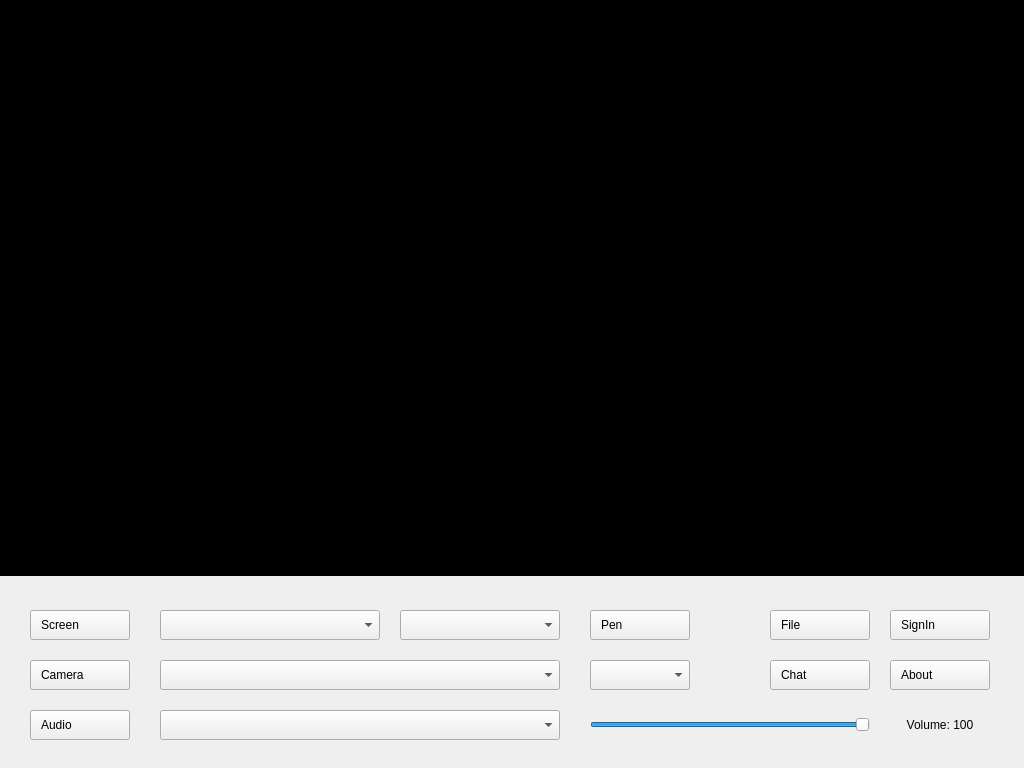
The window that src/TeacherServer/mainwindow.ui (zty199/NetworkClassroom_LAN) describes before a commit, drawn with Qt 5.
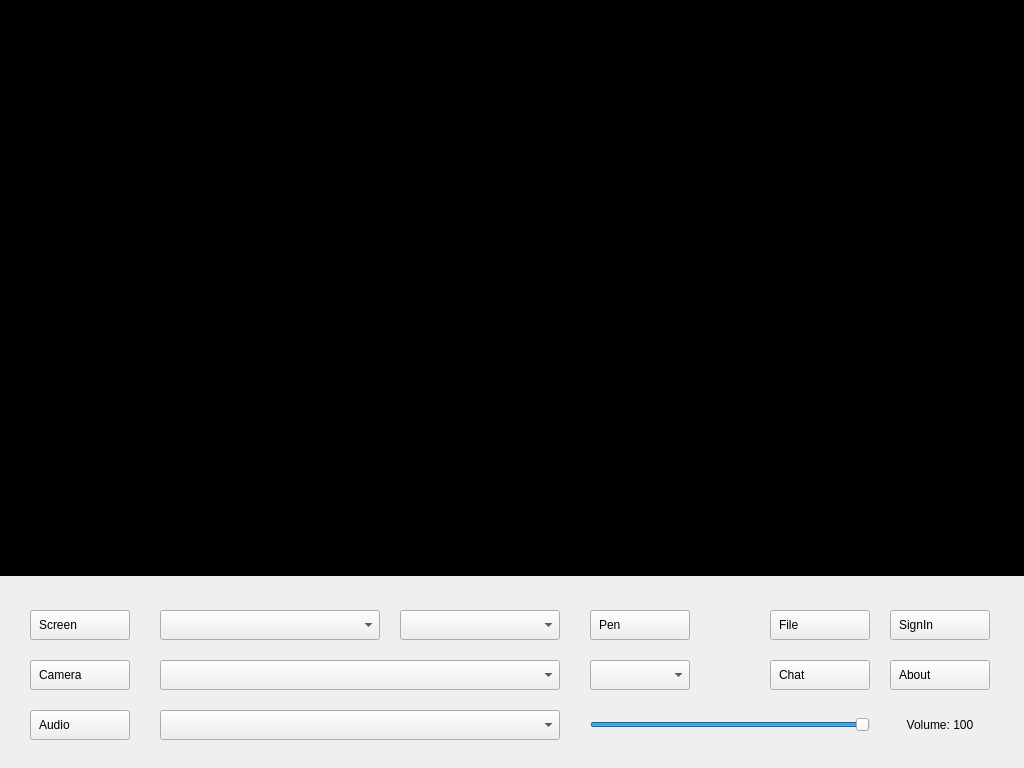
The same window after the commit. Icons and pictures are not drawn.

Diff of the .ui file:
```diff
--- a/src/TeacherServer/mainwindow.ui
+++ b/src/TeacherServer/mainwindow.ui
@@ -81,7 +81,7 @@
     </property>
     <property name="styleSheet">
      <string notr="true">text-align: left;
-padding-left: 10px;</string>
+padding-left: 8px;</string>
     </property>
     <property name="text">
      <string>Camera</string>
@@ -108,7 +108,7 @@
     </property>
     <property name="styleSheet">
      <string notr="true">text-align: left;
-padding-left: 10px;</string>
+padding-left: 8px;</string>
     </property>
     <property name="text">
      <string>Screen</string>
@@ -148,7 +148,7 @@
     </property>
     <property name="styleSheet">
      <string notr="true">text-align: left;
-padding-left: 10px;
+padding-left: 8px;
 </string>
     </property>
     <property name="text">
@@ -252,7 +252,7 @@
     </property>
     <property name="styleSheet">
      <string notr="true">text-align: left;
-padding-left: 10px;
+padding-left: 8px;
 </string>
     </property>
     <property name="text">
@@ -299,7 +299,7 @@
     </property>
     <property name="styleSheet">
      <string notr="true">text-align: left;
-padding-left: 10px;
+padding-left: 8px;
 </string>
     </property>
     <property name="text">
@@ -327,7 +327,7 @@
     </property>
     <property name="styleSheet">
      <string notr="true">text-align: left;
-padding-left: 10px;
+padding-left: 8px;
 </string>
     </property>
     <property name="text">
@@ -368,7 +368,7 @@
     </property>
     <property name="styleSheet">
      <string notr="true">text-align: left;
-padding-left: 10px;
+padding-left: 8px;
 </string>
     </property>
     <property name="text">
@@ -396,7 +396,7 @@
     </property>
     <property name="styleSheet">
      <string notr="true">text-align: left;
-padding-left: 10px;
+padding-left: 8px;
 </string>
     </property>
     <property name="text">
```
